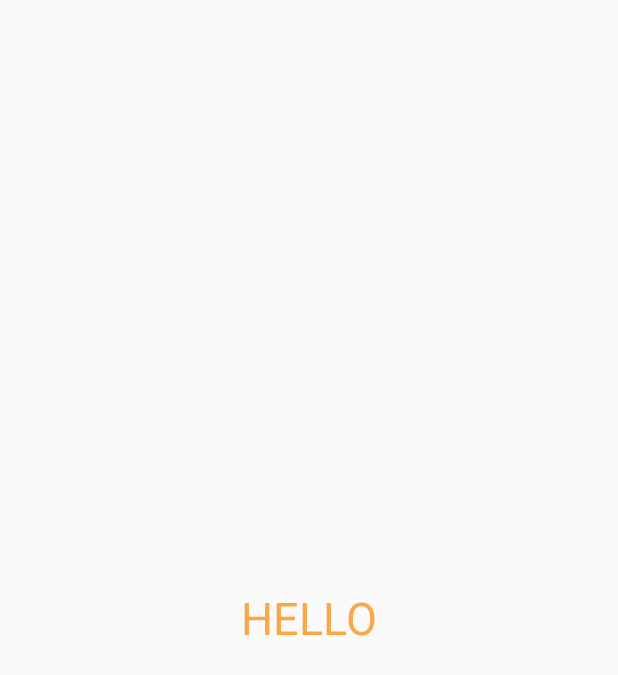
After one commit to damirbaisalov/bikli, an Android app: the layout fragment_cafe_info.xml on its own in the app's theme, with its tools: preview values and no code run, on a phone screen of 412 x 824 dp. The commit adds this screen. Shown: the top 675 px of the screen. Run offline under Robolectric (Android 15) with nearby library versions, the phone set to English and light mode, and no system bars.

Commit message:
change between fragmentHome -> cafeInfoFragment

```diff
--- /dev/null
+++ b/app/src/main/java/kz/bfgroup/bikli/main_window/home_fragment/presentation/view/CafeClickListener.kt
@@ -0,0 +1,6 @@
+package kz.bfgroup.bikli.main_window.home_fragment.presentation.view
+
+interface CafeClickListener {
+
+    fun onCafeClick(id: String?)
+}
--- a/app/src/main/java/kz/bfgroup/bikli/main_window/presentation/MainWindow.kt
+++ b/app/src/main/java/kz/bfgroup/bikli/main_window/presentation/MainWindow.kt
@@ -50,7 +50,7 @@ class MainWindow : AppCompatActivity() {
 
     private val onNavigationItemSelectedListener = BottomNavigationView.OnNavigationItemSelectedListener {
         when(it.itemId){
-            R.id.item1 ->  {
+            R.id.item1 -> {
                 loadFragments(homeFragment)
                 return@OnNavigationItemSelectedListener true
             }
@@ -58,7 +58,7 @@ class MainWindow : AppCompatActivity() {
                 loadFragments(promotionFragment)
                 return@OnNavigationItemSelectedListener  true
             }
-            R.id.item3 ->{
+            R.id.item3 -> {
                 loadFragments(userFragment)
                 return@OnNavigationItemSelectedListener  true
             }
@@ -66,7 +66,7 @@ class MainWindow : AppCompatActivity() {
                 loadFragments(historyFragment)
                 return@OnNavigationItemSelectedListener  true
             }
-            R.id.item5 ->{
+            R.id.item5 -> {
                 loadFragments(cartFragment)
                 return@OnNavigationItemSelectedListener  true
             }
--- /dev/null
+++ b/app/src/main/res/layout/fragment_cafe_info.xml
@@ -0,0 +1,15 @@
+<?xml version="1.0" encoding="utf-8"?>
+<RelativeLayout xmlns:android="http://schemas.android.com/apk/res/android"
+    android:layout_width="match_parent"
+    android:layout_height="match_parent">
+
+    <TextView
+        android:layout_width="wrap_content"
+        android:layout_height="wrap_content"
+        android:text="HELLO"
+        android:layout_centerInParent="true"
+        android:textColor="@color/primary_bikli_orange"
+        android:textSize="30sp"
+        />
+
+</RelativeLayout>
--- a/app/src/main/res/layout/fragment_home.xml
+++ b/app/src/main/res/layout/fragment_home.xml
@@ -13,7 +13,9 @@
         android:layout_height="match_parent">
 
         <androidx.core.widget.NestedScrollView
+            android:id="@+id/fragment_home_nested_scroll"
             android:layout_width="match_parent"
+            android:fillViewport="true"
             android:layout_height="match_parent">
 
             <LinearLayout
@@ -42,6 +44,8 @@
                         android:textSize="18sp"
                         android:layout_marginHorizontal="30dp"
                         />
+
+
 
                     <View
                         android:layout_width="match_parent"
```
Also changed, not shown: app/src/main/java/kz/bfgroup/bikli/main_window/home_fragment/CafeInfoFragment.kt (added, +21 -0 lines), app/src/main/java/kz/bfgroup/bikli/main_window/home_fragment/presentation/HomeFragment.kt (+40 -1 lines), app/src/main/java/kz/bfgroup/bikli/main_window/home_fragment/presentation/view/CafeAdapter.kt (+7 -2 lines), app/src/main/java/kz/bfgroup/bikli/main_window/home_fragment/presentation/view/CafeViewHolder.kt (+7 -1 lines).
